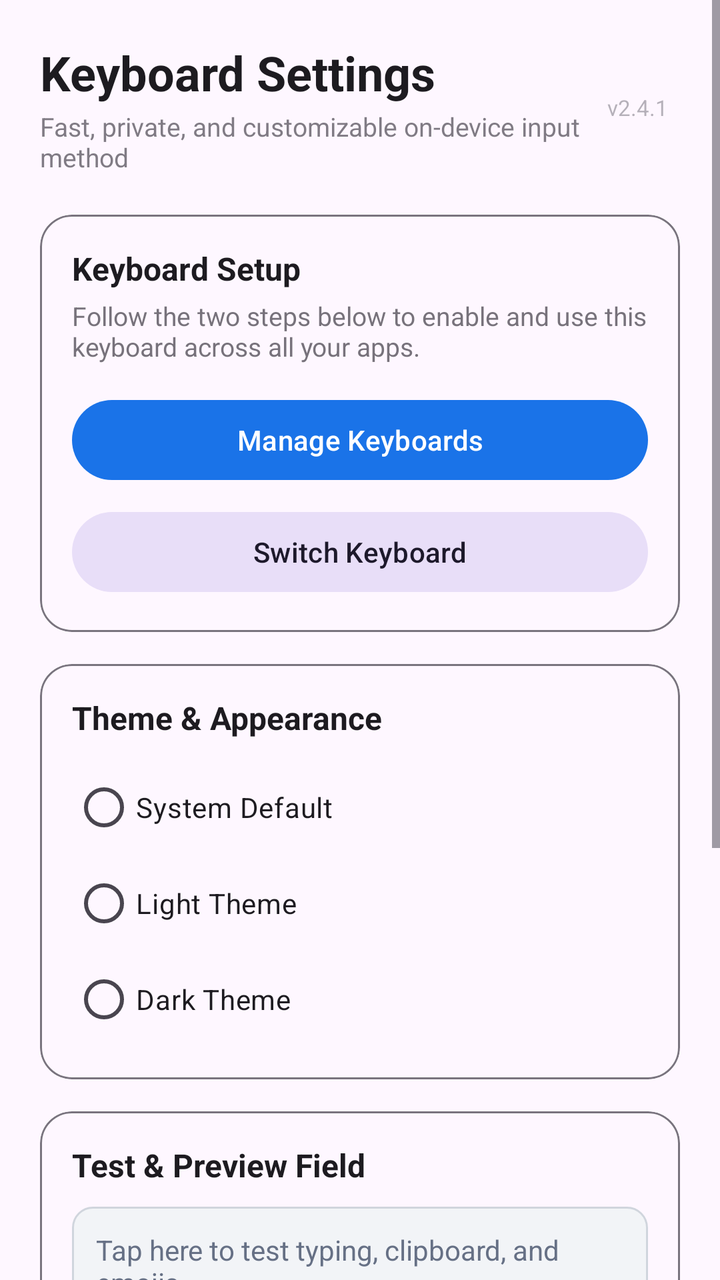
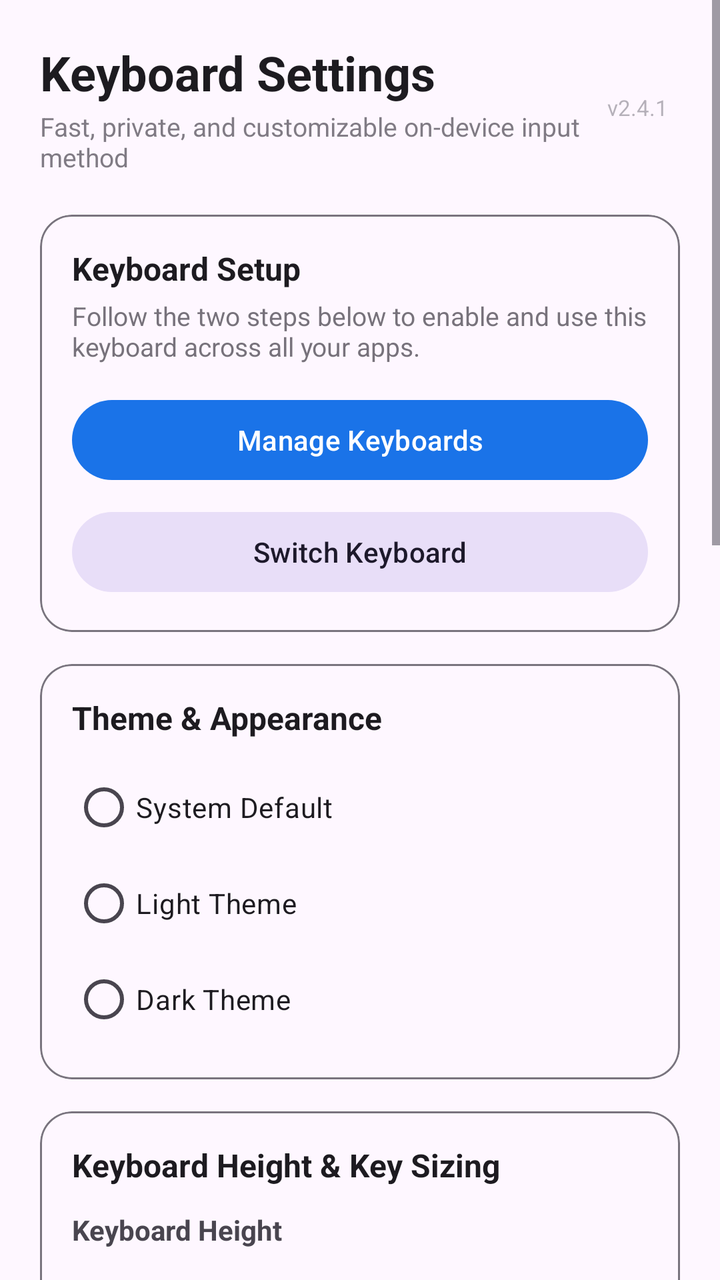

Before-and-after screenshots of an Android layout around one commit, followed by the original layout XML and the change that was made.
<!-- AndroidManifest.xml: application theme Theme.CustomKeyboard -->
<!-- res/layout/activity_main.xml -->
<?xml version="1.0" encoding="utf-8"?>
<ScrollView xmlns:android="http://schemas.android.com/apk/res/android"
    xmlns:app="http://schemas.android.com/apk/res-auto"
    android:layout_width="match_parent"
    android:layout_height="match_parent"
    android:fillViewport="true"
    android:background="?android:attr/colorBackground">

    <LinearLayout
        android:layout_width="match_parent"
        android:layout_height="wrap_content"
        android:orientation="vertical"
        android:padding="20dp">

        
        <LinearLayout
            android:id="@+id/headerLayout"
            android:layout_width="match_parent"
            android:layout_height="wrap_content"
            android:orientation="horizontal"
            android:gravity="center_vertical"
            android:paddingBottom="12dp">

            <LinearLayout
                android:layout_width="0dp"
                android:layout_height="wrap_content"
                android:layout_weight="1"
                android:orientation="vertical">

                <TextView
                    android:id="@+id/tvTitle"
                    android:layout_width="wrap_content"
                    android:layout_height="wrap_content"
                    android:text="@string/setup_title"
                    android:textSize="24sp"
                    android:textStyle="bold"
                    android:textColor="?android:attr/textColorPrimary" />

                <TextView
                    android:id="@+id/tvSubtitle"
                    android:layout_width="wrap_content"
                    android:layout_height="wrap_content"
                    android:layout_marginTop="2dp"
                    android:text="@string/setup_subtitle"
                    android:textSize="13sp"
                    android:alpha="0.7"
                    android:textColor="?android:attr/textColorSecondary" />
            </LinearLayout>

            <TextView
                android:id="@+id/tvVersion"
                android:layout_width="wrap_content"
                android:layout_height="wrap_content"
                android:text="v2.4.1"
                android:textSize="11sp"
                android:alpha="0.4"
                android:padding="6dp" />
        </LinearLayout>

        
        <com.google.android.material.card.MaterialCardView
            android:layout_width="match_parent"
            android:layout_height="wrap_content"
            android:layout_marginTop="8dp"
            app:cardCornerRadius="16dp"
            app:cardElevation="0dp"
            app:strokeWidth="1dp"
            app:strokeColor="?attr/colorOutline">

            <LinearLayout
                android:layout_width="match_parent"
                android:layout_height="wrap_content"
                android:orientation="vertical"
                android:padding="16dp">

                <TextView
                    android:layout_width="wrap_content"
                    android:layout_height="wrap_content"
                    android:text="Keyboard Setup"
                    android:textStyle="bold"
                    android:textSize="16sp"
                    android:textColor="?android:attr/textColorPrimary" />

                <TextView
                    android:layout_width="wrap_content"
                    android:layout_height="wrap_content"
                    android:layout_marginTop="4dp"
                    android:text="Follow the two steps below to enable and use this keyboard across all your apps."
                    android:textSize="13sp"
                    android:alpha="0.75"
                    android:textColor="?android:attr/textColorSecondary" />

                <Button
                    android:id="@+id/btnEnable"
                    android:layout_width="match_parent"
                    android:layout_height="wrap_content"
                    android:layout_marginTop="14dp"
                    android:text="@string/btn_enable"
                    android:textAlignment="center" />

                <Button
                    android:id="@+id/btnSwitch"
                    android:layout_width="match_parent"
                    android:layout_height="wrap_content"
                    android:layout_marginTop="8dp"
                    style="@style/Widget.Material3.Button.TonalButton"
                    android:text="@string/btn_switch"
                    android:textAlignment="center" />

            </LinearLayout>
        </com.google.android.material.card.MaterialCardView>

        
        <com.google.android.material.card.MaterialCardView
            android:layout_width="match_parent"
            android:layout_height="wrap_content"
            android:layout_marginTop="16dp"
            app:cardCornerRadius="16dp"
            app:cardElevation="0dp"
            app:strokeWidth="1dp"
            app:strokeColor="?attr/colorOutline">

            <LinearLayout
                android:layout_width="match_parent"
                android:layout_height="wrap_content"
                android:orientation="vertical"
                android:padding="16dp">

                <TextView
                    android:layout_width="wrap_content"
                    android:layout_height="wrap_content"
                    android:text="@string/theme_label"
                    android:textStyle="bold"
                    android:textSize="16sp"
                    android:textColor="?android:attr/textColorPrimary" />

                <RadioGroup
                    android:id="@+id/themeRadioGroup"
                    android:layout_width="match_parent"
                    android:layout_height="wrap_content"
                    android:layout_marginTop="10dp">

                    <RadioButton
                        android:id="@+id/radioThemeSystem"
                        android:layout_width="match_parent"
                        android:layout_height="wrap_content"
                        android:text="@string/theme_system"
                        android:textSize="14sp" />

                    <RadioButton
                        android:id="@+id/radioThemeLight"
                        android:layout_width="match_parent"
                        android:layout_height="wrap_content"
                        android:text="@string/theme_light"
                        android:textSize="14sp" />

                    <RadioButton
                        android:id="@+id/radioThemeDark"
                        android:layout_width="match_parent"
                        android:layout_height="wrap_content"
                        android:text="@string/theme_dark"
                        android:textSize="14sp" />
                </RadioGroup>
            </LinearLayout>
        </com.google.android.material.card.MaterialCardView>

        
        <com.google.android.material.card.MaterialCardView
            android:layout_width="match_parent"
            android:layout_height="wrap_content"
            android:layout_marginTop="16dp"
            app:cardCornerRadius="16dp"
            app:cardElevation="0dp"
            app:strokeWidth="1dp"
            app:strokeColor="?attr/colorOutline">

            <LinearLayout
                android:layout_width="match_parent"
                android:layout_height="wrap_content"
                android:orientation="vertical"
                android:padding="16dp">

                <TextView
                    android:layout_width="wrap_content"
                    android:layout_height="wrap_content"
                    android:text="@string/sandbox_title"
                    android:textStyle="bold"
                    android:textSize="16sp"
                    android:textColor="?android:attr/textColorPrimary" />

                <EditText
                    android:id="@+id/editSandbox"
                    android:layout_width="match_parent"
                    android:layout_height="wrap_content"
                    android:layout_marginTop="10dp"
                    android:hint="@string/sandbox_hint"
                    android:textColor="@color/edit_text_color"
                    android:textColorHint="@color/edit_hint_color"
                    android:textSize="14sp"
                    android:minLines="3"
                    android:gravity="top|start"
                    android:padding="12dp"
                    android:background="@drawable/bg_edit_text" />

                <Button
                    android:id="@+id/btnClearSandbox"
                    android:layout_width="wrap_content"
                    android:layout_height="wrap_content"
                    android:layout_gravity="end"
                    android:layout_marginTop="6dp"
                    style="@style/Widget.Material3.Button.TextButton"
                    android:text="Clear Field" />
            </LinearLayout>
        </com.google.android.material.card.MaterialCardView>

        
        <com.google.android.material.card.MaterialCardView
            android:layout_width="match_parent"
            android:layout_height="wrap_content"
            android:layout_marginTop="16dp"
            android:layout_marginBottom="24dp"
            app:cardCornerRadius="16dp"
            app:cardElevation="0dp"
            app:strokeWidth="1dp"
            app:strokeColor="?attr/colorOutline">

            <LinearLayout
                android:layout_width="match_parent"
                android:layout_height="wrap_content"
                android:orientation="vertical"
                android:padding="16dp">

                <TextView
                    android:layout_width="wrap_content"
                    android:layout_height="wrap_content"
                    android:text="@string/features_title"
                    android:textStyle="bold"
                    android:textSize="16sp"
                    android:textColor="?android:attr/textColorPrimary" />

                <TextView
                    android:layout_width="match_parent"
                    android:layout_height="wrap_content"
                    android:layout_marginTop="8dp"
                    android:text="• Multilingual layout (English QWERTY &amp; Arabic)\n• Smart Word Suggestions\n• Integrated Clipboard History\n• Fast Emoji &amp; Symbol Selectors\n• 100% On-Device, Private &amp; Offline"
                    android:lineSpacingExtra="4dp"
                    android:textSize="13sp"
                    android:alpha="0.8"
                    android:textColor="?android:attr/textColorSecondary" />
            </LinearLayout>
        </com.google.android.material.card.MaterialCardView>

    </LinearLayout>
</ScrollView>
<!-- resources referenced by this layout -->
<resources>
  <color name="edit_hint_color">#667085</color>
  <color name="edit_text_color">#101828</color>
  <!-- drawable bg_edit_text (drawable) -->
  <?xml version="1.0" encoding="utf-8"?>
  <shape xmlns:android="http://schemas.android.com/apk/res/android"
      android:shape="rectangle">
      <corners android:radius="10dp" />
      <solid android:color="@color/edit_bg" />
      <stroke
          android:width="1dp"
          android:color="@color/edit_stroke" />
  </shape>
  <string name="btn_enable">Manage Keyboards</string>
  <string name="btn_switch">Switch Keyboard</string>
  <string name="features_title">Keyboard Features</string>
  <string name="sandbox_hint">Tap here to test typing, clipboard, and emojis...</string>
  <string name="sandbox_title">Test &amp; Preview Field</string>
  <string name="setup_subtitle">Fast, private, and customizable on-device input method</string>
  <string name="setup_title">Keyboard Settings</string>
  <string name="theme_dark">Dark Theme</string>
  <string name="theme_label">Theme &amp; Appearance</string>
  <string name="theme_light">Light Theme</string>
  <string name="theme_system">System Default</string>
  <style name="Theme.CustomKeyboard" parent="Theme.Material3.DayNight.NoActionBar">
          <item name="colorPrimary">@color/accent</item>
          <item name="colorAccent">@color/accent</item>
          <item name="android:statusBarColor">?android:attr/colorBackground</item>
          <item name="android:navigationBarColor">?android:attr/colorBackground</item>
      </style>
  <color name="edit_bg">#F2F4F7</color>
  <color name="edit_stroke">#D0D5DD</color>
  <color name="accent">#1A73E8</color>
</resources>

<!-- the commit's change to res/layout/activity_main.xml (unified diff, before → after) -->
@@ -161,6 +161,127 @@
                         android:text="@string/theme_dark"
                         android:textSize="14sp" />
                 </RadioGroup>
+            </LinearLayout>
+        </com.google.android.material.card.MaterialCardView>
+
+        
+        <com.google.android.material.card.MaterialCardView
+            android:layout_width="match_parent"
+            android:layout_height="wrap_content"
+            android:layout_marginTop="16dp"
+            app:cardCornerRadius="16dp"
+            app:cardElevation="0dp"
+            app:strokeWidth="1dp"
+            app:strokeColor="?attr/colorOutline">
+
+            <LinearLayout
+                android:layout_width="match_parent"
+                android:layout_height="wrap_content"
+                android:orientation="vertical"
+                android:padding="16dp">
+
+                <TextView
+                    android:layout_width="wrap_content"
+                    android:layout_height="wrap_content"
+                    android:text="@string/keyboard_size_title"
+                    android:textStyle="bold"
+                    android:textSize="16sp"
+                    android:textColor="?android:attr/textColorPrimary" />
+
+                <TextView
+                    android:layout_width="wrap_content"
+                    android:layout_height="wrap_content"
+                    android:layout_marginTop="12dp"
+                    android:text="@string/keyboard_height_label"
+                    android:textSize="14sp"
+                    android:textStyle="bold"
+                    android:textColor="?android:attr/textColorSecondary" />
+
+                <RadioGroup
+                    android:id="@+id/heightRadioGroup"
+                    android:layout_width="match_parent"
+                    android:layout_height="wrap_content"
+                    android:layout_marginTop="6dp">
+
+                    <RadioButton
+                        android:id="@+id/radioHeightCompact"
+                        android:layout_width="match_parent"
+                        android:layout_height="wrap_content"
+                        android:text="@string/height_compact"
+                        android:textSize="14sp" />
+
+                    <RadioButton
+                        android:id="@+id/radioHeightNormal"
+                        android:layout_width="match_parent"
+                        android:layout_height="wrap_content"
+                        android:text="@string/height_normal"
+                        android:textSize="14sp" />
+
+                    <RadioButton
+                        android:id="@+id/radioHeightTall"
+                        android:layout_width="match_parent"
+                        android:layout_height="wrap_content"
+                        android:text="@string/height_tall"
+                        android:textSize="14sp" />
+
+                    <RadioButton
+                        android:id="@+id/radioHeightExtraTall"
+                        android:layout_width="match_parent"
+                        android:layout_height="wrap_content"
+                        android:text="@string/height_extra_tall"
+                        android:textSize="14sp" />
+                </RadioGroup>
+
+                <View
+                    android:layout_width="match_parent"
+                    android:layout_height="1dp"
+                    android:layout_marginTop="10dp"
+                    android:layout_marginBottom="10dp"
+                    android:background="?attr/colorOutlineVariant" />
+
+                <TextView
+                    android:layout_width="wrap_content"
+                    android:layout_height="wrap_content"
+                    android:text="@string/key_font_size_label"
+                    android:textSize="14sp"
+                    android:textStyle="bold"
+                    android:textColor="?android:attr/textColorSecondary" />
+
+                <RadioGroup
+                    android:id="@+id/keySizeRadioGroup"
+                    android:layout_width="match_parent"
+                    android:layout_height="wrap_content"
+                    android:layout_marginTop="6dp">
+
+                    <RadioButton
+                        android:id="@+id/radioKeySmall"
+                        android:layout_width="match_parent"
+                        android:layout_height="wrap_content"
+                        android:text="@string/font_size_small"
+                        android:textSize="14sp" />
+
+                    <RadioButton
+                        android:id="@+id/radioKeyNormal"
+                        android:layout_width="match_parent"
+                        android:layout_height="wrap_content"
+                        android:text="@string/font_size_normal"
+                        android:textSize="14sp" />
+
+                    <RadioButton
+                        android:id="@+id/radioKeyLarge"
+                        android:layout_width="match_parent"
+                        android:layout_height="wrap_content"
+                        android:text="@string/font_size_large"
+                        android:textSize="14sp" />
+
+                    <RadioButton
+                        android:id="@+id/radioKeyExtraLarge"
+                        android:layout_width="match_parent"
+                        android:layout_height="wrap_content"
+                        android:text="@string/font_size_extra_large"
+                        android:textSize="14sp" />
+                </RadioGroup>
+
             </LinearLayout>
         </com.google.android.material.card.MaterialCardView>
 
<!-- resource entries referenced after the edit -->
@@ -15,6 +15,17 @@
   <string name="btn_enable">Manage Keyboards</string>
   <string name="btn_switch">Switch Keyboard</string>
   <string name="features_title">Keyboard Features</string>
+  <string name="font_size_extra_large">Extra Large</string>
+  <string name="font_size_large">Large</string>
+  <string name="font_size_normal">Normal</string>
+  <string name="font_size_small">Small</string>
+  <string name="height_compact">Compact (85%)</string>
+  <string name="height_extra_tall">Extra Tall (130%)</string>
+  <string name="height_normal">Normal (Default 100%)</string>
+  <string name="height_tall">Tall (115%)</string>
+  <string name="key_font_size_label">Key Label &amp; Font Size</string>
+  <string name="keyboard_height_label">Keyboard Height</string>
+  <string name="keyboard_size_title">Keyboard Height &amp; Key Sizing</string>
   <string name="sandbox_hint">Tap here to test typing, clipboard, and emojis...</string>
   <string name="sandbox_title">Test &amp; Preview Field</string>
   <string name="setup_subtitle">Fast, private, and customizable on-device input method</string>
